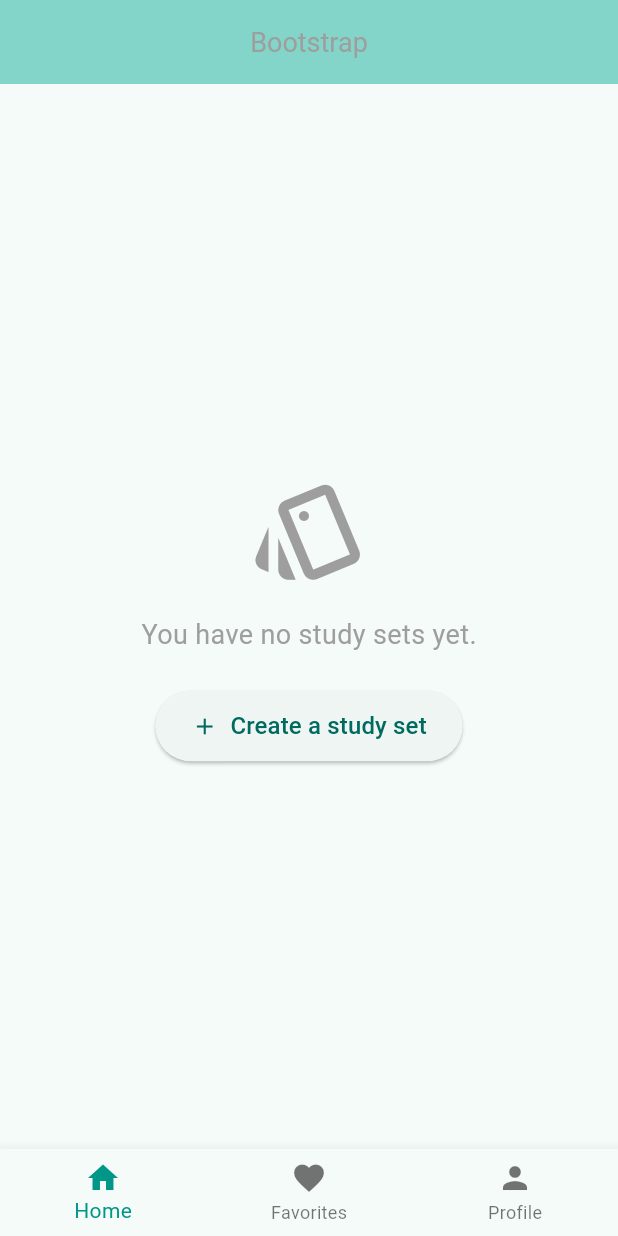
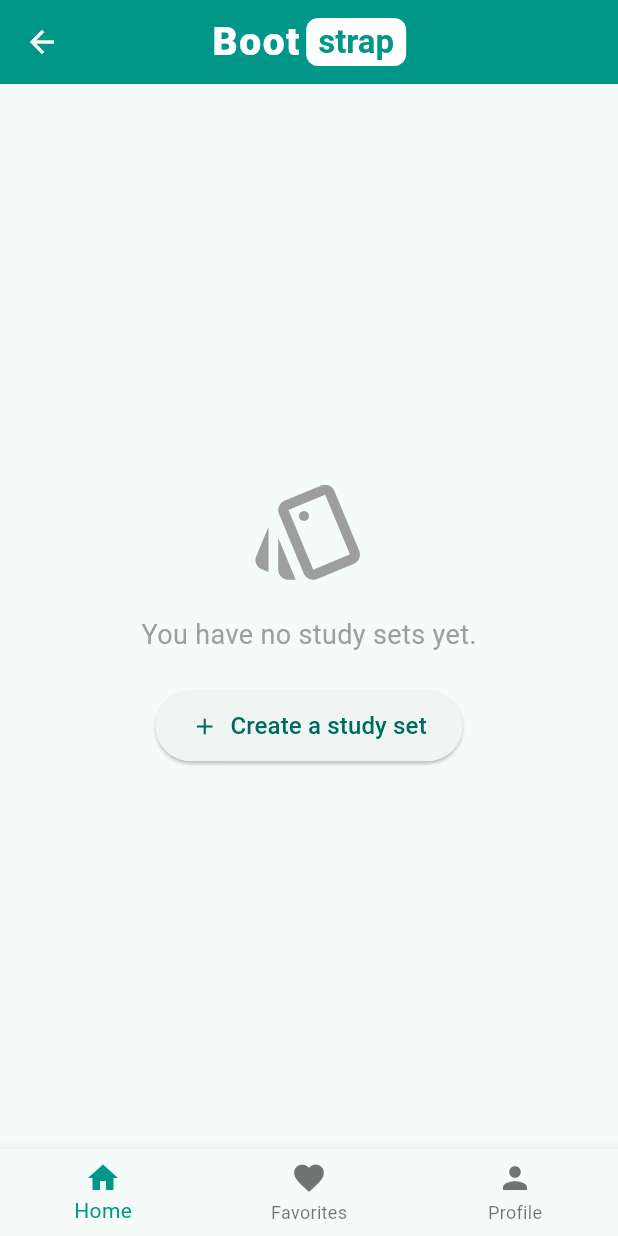
Before and after one commit to Shukre/Bootstrap, a Flutter app: the screen it shows after launch, after a tap on "Log In", on a phone screen of 412 x 824 dp. Run offline on Flutter 3.47's test engine with Material 3 defaults, Android fonts, the phone set to English and light mode, and no system bars.

Commit message:
UI changes

```diff
--- a/lib/Authentication/LogInScreen.dart
+++ b/lib/Authentication/LogInScreen.dart
@@ -25,13 +25,47 @@ class _LoginScreenState extends State<LogInScreen> {
       textStyle: const TextStyle(fontSize: 20),
     );
     return Scaffold(
+      backgroundColor: Colors.teal,
       body: Padding(
         padding: const EdgeInsets.all(8.0),
         child: Center(
           child: Column(
             children: [
               Spacer(),
-              Icon(Icons.login, color: Colors.pink, size: 45.0),
+              Row(
+                mainAxisSize:
+                    MainAxisSize.min, // Keeps the row centered in the AppBar
+                children: [
+                  const Text(
+                    'Boot',
+                    style: TextStyle(
+                      fontSize: 39,
+                      fontWeight: FontWeight.w900,
+                      color: Colors.white,
+                      letterSpacing: 1.0,
+                    ),
+                  ),
+                  const SizedBox(width: 4), // Tiny gap
+                  Container(
+                    padding: const EdgeInsets.symmetric(
+                      horizontal: 8,
+                      vertical: 2,
+                    ),
+                    decoration: BoxDecoration(
+                      color: Colors.white, // Inverts the color for the badge
+                      borderRadius: BorderRadius.circular(8),
+                    ),
+                    child: const Text(
+                      'strap',
+                      style: TextStyle(
+                        fontSize: 33,
+                        fontWeight: FontWeight.bold,
+                        color: Colors.teal, // Text matches your app bar
+                      ),
+                    ),
+                  ),
+                ],
+              ),
               Spacer(),
               TextField(
                 decoration: InputDecoration(
--- a/lib/Dashboard/HomePage.dart
+++ b/lib/Dashboard/HomePage.dart
@@ -227,12 +227,39 @@ class _HomePageState extends State<HomePage> {
 
     return Scaffold(
       appBar: AppBar(
-        automaticallyImplyLeading: false,
-        title: const Text(
-          'Bootstrap',
-          style: TextStyle(fontSize: 18, color: Colors.grey),
+        title: Row(
+          mainAxisSize:
+              MainAxisSize.min, // Keeps the row centered in the AppBar
+          children: [
+            const Text(
+              'Boot',
+              style: TextStyle(
+                fontSize: 26,
+                fontWeight: FontWeight.w900,
+                color: Colors.white,
+                letterSpacing: 1.0,
+              ),
+            ),
+            const SizedBox(width: 4), // Tiny gap
+            Container(
+              padding: const EdgeInsets.symmetric(horizontal: 8, vertical: 2),
+              decoration: BoxDecoration(
+                color: Colors.white, // Inverts the color for the badge
+                borderRadius: BorderRadius.circular(8),
+              ),
+              child: const Text(
+                'strap',
+                style: TextStyle(
+                  fontSize: 22,
+                  fontWeight: FontWeight.bold,
+                  color: Colors.teal, // Text matches your app bar
+                ),
+              ),
+            ),
+          ],
         ),
-        backgroundColor: Theme.of(context).colorScheme.inversePrimary,
+        backgroundColor: Colors.teal,
+        foregroundColor: Colors.white,
         centerTitle: true,
       ),
       body: pages[_selectedIndex],
```
